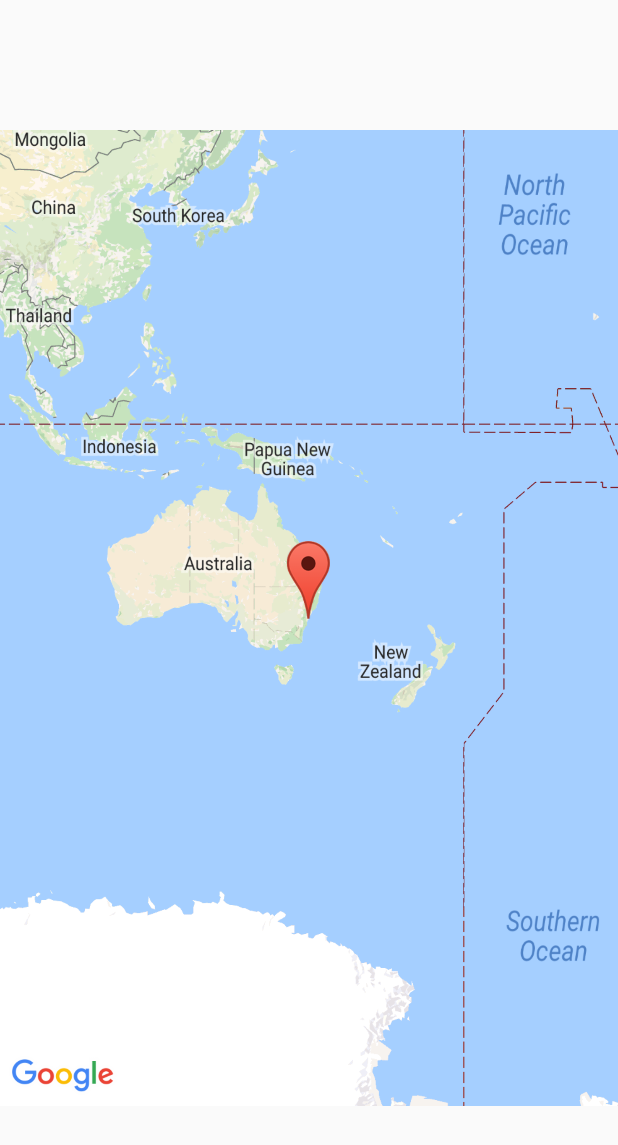
After one commit to kathylogan/ICE_HelloWorld, an Android app: the layout dummy_mapviewfragment.xml on its own in the app's theme, with its tools: preview values and no code run, on a phone screen of 412 x 824 dp. The commit adds this screen. Shown: the top 1145 px of the screen. Run offline under Robolectric (Android 15) with nearby library versions, the phone set to English and light mode, and no system bars.

Commit message:
Add prettier map fragment preview when viewing layout (Design tab)

```diff
--- a/app/src/main/res/layout/activity_main.xml
+++ b/app/src/main/res/layout/activity_main.xml
@@ -16,7 +16,8 @@
         android:layout_height="match_parent"
         android:layout_below="@+id/textView"
         android:layout_centerHorizontal="true"
-        android:layout_above="@+id/pushButton" />
+        android:layout_above="@+id/pushButton"
+        tools:layout="@layout/dummy_mapviewfragment" />
 
     <TextView
         android:layout_width="wrap_content"
--- /dev/null
+++ b/app/src/main/res/layout/dummy_mapviewfragment.xml
@@ -0,0 +1,13 @@
+<?xml version="1.0" encoding="utf-8"?>
+<LinearLayout xmlns:android="http://schemas.android.com/apk/res/android"
+    xmlns:app="http://schemas.android.com/apk/res-auto"
+    android:orientation="vertical" android:layout_width="match_parent"
+    android:layout_height="match_parent">
+
+    <ImageView
+        android:layout_width="match_parent"
+        android:layout_height="match_parent"
+        app:srcCompat="@drawable/map_preview"
+        android:id="@+id/imageView"
+        android:adjustViewBounds="false" />
+</LinearLayout>
```
Also changed, not shown: app/src/main/res/drawable/map_preview.png (added).
